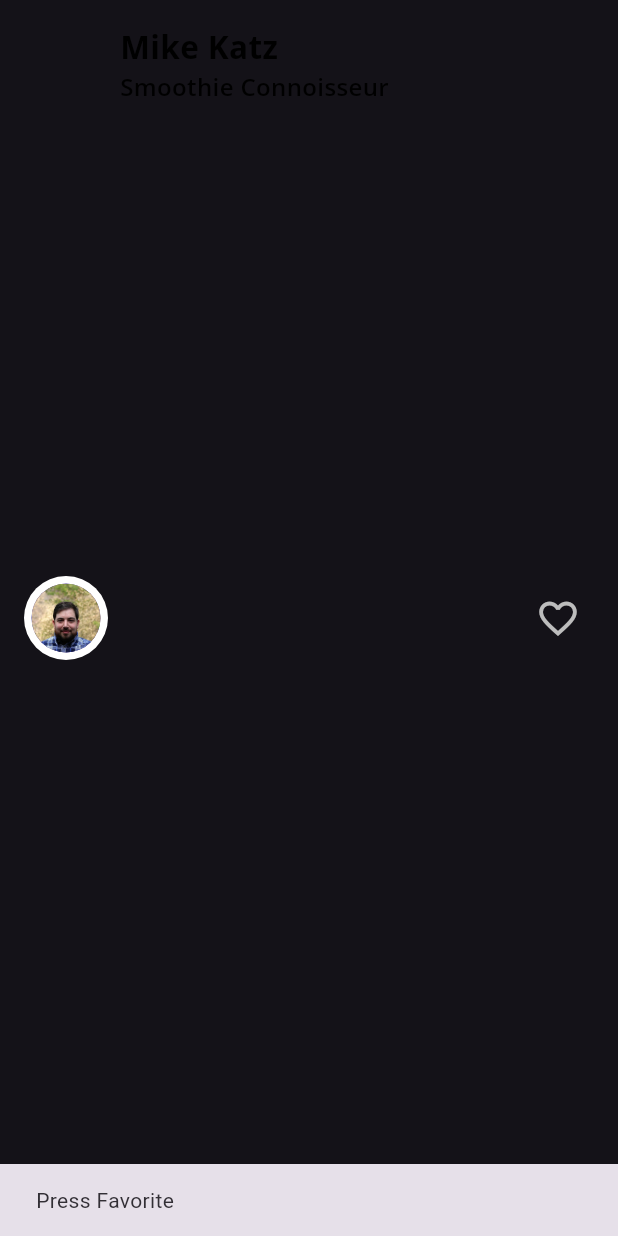
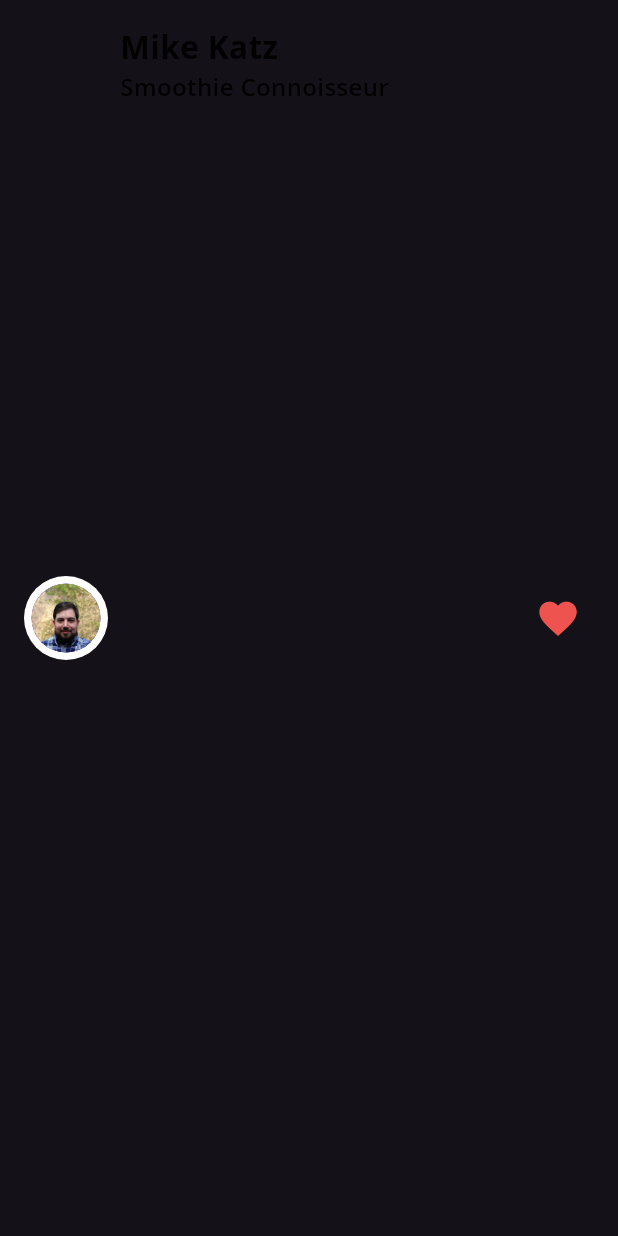
Before and after one commit to cxm1234/Flutter_Apprentice, a Flutter app: the AuthorCard widget shown alone on an empty page, opened directly, after a tap on the "favorite outline" icon, on a phone screen of 412 x 824 dp. Run offline on Flutter 3.47's test engine with Material 3 defaults, Android fonts, the phone set to English and light mode, and no system bars; our stand-ins replace google_fonts.

Commit message:
fooderlich understanding

```diff
--- a/fooderlich/lib/author_card.dart
+++ b/fooderlich/lib/author_card.dart
@@ -4,7 +4,7 @@ import 'package:fooderlich/fooderlich_theme.dart';
 
 import 'circle_image.dart';
 
-class AuthorCard extends StatelessWidget {
+class AuthorCard extends StatefulWidget {
 
   final String authorName;
   final String title;
@@ -18,6 +18,14 @@ class AuthorCard extends StatelessWidget {
 });
 
   @override
+  State<AuthorCard> createState() => _AuthorCardState();
+}
+
+class _AuthorCardState extends State<AuthorCard> {
+
+  bool _isFavorited = false;
+
+  @override
   Widget build(BuildContext context) {
     return Container(
       padding: const EdgeInsets.all(16),
@@ -26,24 +34,25 @@ class AuthorCard extends StatelessWidget {
         children: [
           Row(
             children: [
-            CircleImage(imageProvider: imageProvider, imageRadius: 28,),
+            CircleImage(imageProvider: widget.imageProvider, imageRadius: 28,),
             const SizedBox(width: 8,),
             Column(
               crossAxisAlignment: CrossAxisAlignment.start,
               children: [
-                Text(authorName, style: FooderlichTheme.lightTextTheme.headline2,),
-                Text(title, style: FooderlichTheme.lightTextTheme.headline3,)
+                Text(widget.authorName, style: FooderlichTheme.lightTextTheme.headline2,),
+                Text(widget.title, style: FooderlichTheme.lightTextTheme.headline3,)
               ],
             )
           ],),
           IconButton(
             onPressed: () {
-              const snackBar = SnackBar(content: Text('Press Favorite'));
-              ScaffoldMessenger.of(context).showSnackBar(snackBar);
+              setState(() {
+                _isFavorited = !_isFavorited;
+              });
             },
-            icon: const Icon(Icons.favorite_border),
+            icon: Icon(_isFavorited ? Icons.favorite : Icons.favorite_border),
             iconSize: 30,
-            color: Colors.grey[400],
+            color: Colors.red[400],
           )
         ],
       ),
```
